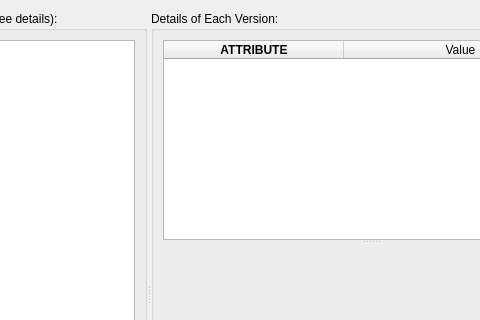
Old version of the form geogig/ui/versionsviewer.ui in the repository boundlessgeo/qgis-geogiglight-plugin; both pictures show x 214 to 694 and y 0 to 320 of the 815 by 588 pixel window.
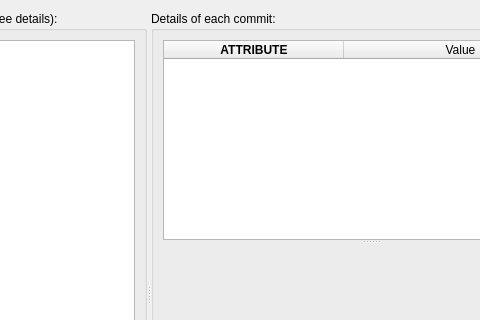
New version of the form.

Commit message: update another label

Diff of the .ui file:
```diff
--- a/geogig/ui/versionsviewer.ui
+++ b/geogig/ui/versionsviewer.ui
@@ -53,7 +53,7 @@
      </widget>
      <widget class="QGroupBox" name="groupBox_3">
       <property name="title">
-       <string>Details of Each Version:</string>
+       <string>Details of each commit:</string>
       </property>
       <layout class="QVBoxLayout" name="verticalLayout">
        <item>
```
